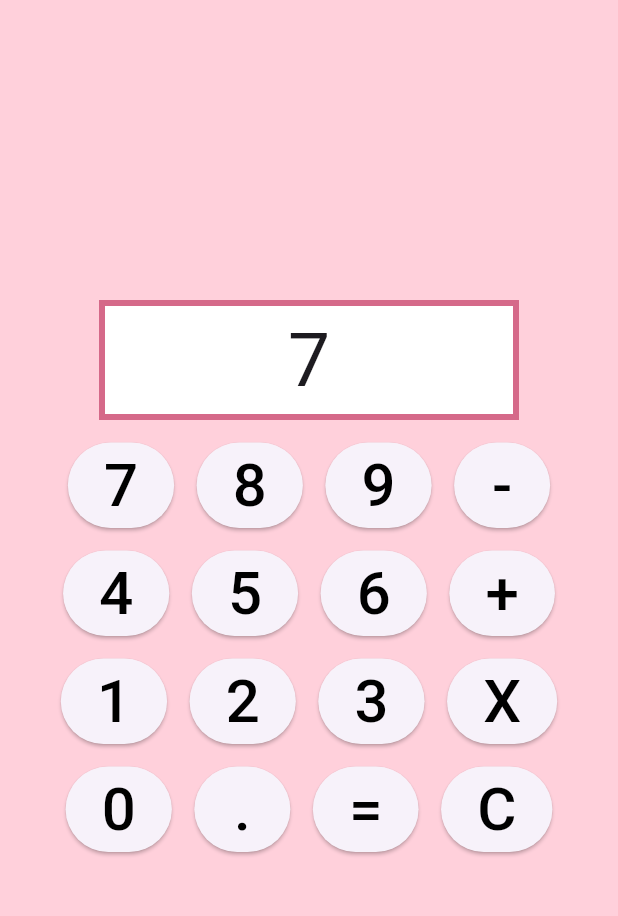
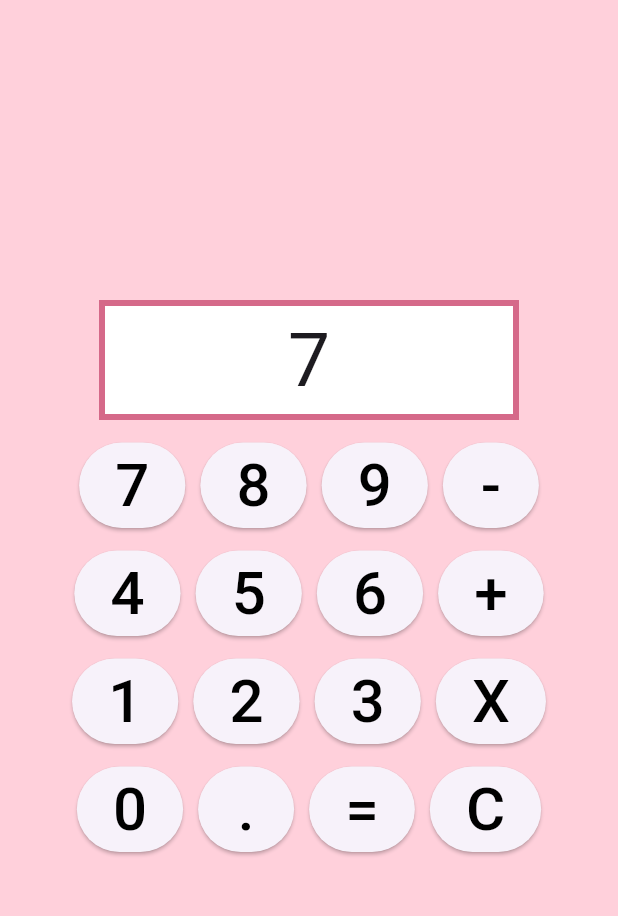
Before and after one commit to strawbloom/calculator, a Flutter app: the screen it shows after launch, after a tap on an icon or button, on a phone screen of 412 x 824 dp, the part 84-1000 px from its top. Run offline on Flutter 3.47's test engine with Material 3 defaults, Android fonts, the phone set to English and light mode, and no system bars; our stand-ins replace flutter_svg, google_fonts.

Commit message:
Refactor decimal handling logic and adjust button spacing in `home.dart`.

```diff
--- a/lib/home.dart
+++ b/lib/home.dart
@@ -74,7 +74,7 @@ class _CalculatorAppState extends State<CalculatorApp> {
     } else if (buttonText == ".") {
       //verifica se o numero ja é decimal
       if (output.contains(".")) {
-        print("ja é decimal");
+        return;
       } else {
         // adiciona decimal
         output += buttonText;
@@ -100,11 +100,13 @@ class _CalculatorAppState extends State<CalculatorApp> {
         else if (operation == '/') {
           output = (double.parse(firstNumber) / double.parse(secondNumber))
               .toString();
-        } else if (double.parse(output) % 1 == 0) {
-          int.parse(output).toString();
-        } else {
-          output.toString();
         }
+      }
+      //verifica se o numero é inteiro -> se for remove o .0
+      if (double.parse(output) % 1 == 0) {
+        output = int.parse(output).toString();
+      } else {
+        output = int.parse(output).toString();
       }
     } else {
       if (output == '0') {
@@ -172,11 +174,11 @@ class _CalculatorAppState extends State<CalculatorApp> {
             mainAxisAlignment: MainAxisAlignment.center,
             children: [
               buttonPressed('7'),
-              SizedBox(width: 15),
+              SizedBox(width: 10),
               buttonPressed('8'),
-              SizedBox(width: 15),
+              SizedBox(width: 10),
               buttonPressed('9'),
-              SizedBox(width: 15),
+              SizedBox(width: 10),
               buttonPressed('-'),
             ],
           ),
@@ -186,11 +188,11 @@ class _CalculatorAppState extends State<CalculatorApp> {
             mainAxisAlignment: MainAxisAlignment.center,
             children: [
               buttonPressed('4'),
-              SizedBox(width: 15),
+              SizedBox(width: 10),
               buttonPressed('5'),
-              SizedBox(width: 15),
+              SizedBox(width: 10),
               buttonPressed('6'),
-              SizedBox(width: 15),
+              SizedBox(width: 10),
               buttonPressed('+'),
             ],
           ),
@@ -200,11 +202,11 @@ class _CalculatorAppState extends State<CalculatorApp> {
             mainAxisAlignment: MainAxisAlignment.center,
             children: [
               buttonPressed('1'),
-              SizedBox(width: 15),
+              SizedBox(width: 10),
               buttonPressed('2'),
-              SizedBox(width: 15),
+              SizedBox(width: 10),
               buttonPressed('3'),
-              SizedBox(width: 15),
+              SizedBox(width: 10),
               buttonPressed('X'),
             ],
           ),
@@ -214,11 +216,11 @@ class _CalculatorAppState extends State<CalculatorApp> {
             mainAxisAlignment: MainAxisAlignment.center,
             children: [
               buttonPressed('0'),
-              SizedBox(width: 15),
+              SizedBox(width: 10),
               buttonPressed('.'),
-              SizedBox(width: 15),
+              SizedBox(width: 10),
               buttonPressed('='),
-              SizedBox(width: 15),
+              SizedBox(width: 10),
               buttonPressed('C'),
             ],
           ),
```
